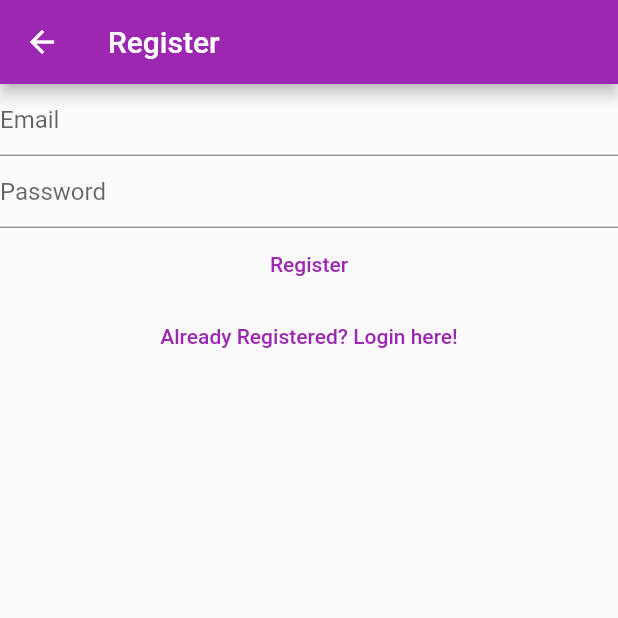
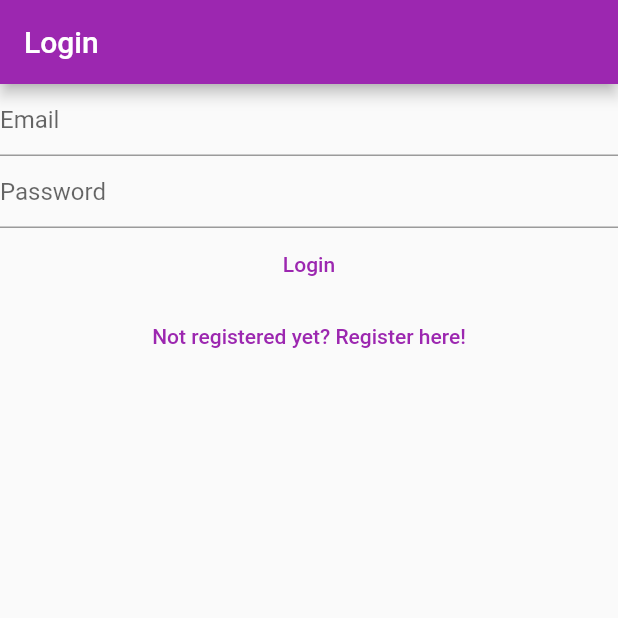
Before and after one commit to AagatGhimire/Ogma, a Flutter app: the RegisterView screen opened by its route, after a tap on "Already Registered? Login here!", on a phone screen of 412 x 824 dp, the top half of it. Run offline on Flutter 3.47's test engine with Material 2 defaults, Android fonts, the phone set to English and light mode, and no system bars; our stand-ins replace firebase_auth, firebase_core; accounts and stored records are empty; network calls fail.

Commit message:
Routes Cleaned

```diff
--- /dev/null
+++ b/lib/constants/routes.dart
@@ -0,0 +1,3 @@
+const loginRoute = '/login/';
+const registerRoute = '/register/';
+const notesRoute = '/notes/';
--- a/lib/view/login_view.dart
+++ b/lib/view/login_view.dart
@@ -1,6 +1,8 @@
 import 'package:firebase_auth/firebase_auth.dart';
 import 'package:flutter/material.dart';
 import 'dart:developer' as devtools show log;
+
+import 'package:ogma/constants/routes.dart';
 
 class LoginView extends StatefulWidget {
   const LoginView({super.key});
@@ -63,7 +65,7 @@ class _LoginViewState extends State<LoginView> {
                   password: password,
                 );
                 Navigator.of(context).pushNamedAndRemoveUntil(
-                  '/notes/',
+                  notesRoute,
                   (route) => false,
                 );
               } on FirebaseAuthException catch (e) {
@@ -79,7 +81,7 @@ class _LoginViewState extends State<LoginView> {
           TextButton(
               onPressed: () {
                 Navigator.of(context).pushNamedAndRemoveUntil(
-                  '/register/',
+                  registerRoute,
                   (route) => false,
                 );
               },
--- a/lib/view/register_view.dart
+++ b/lib/view/register_view.dart
@@ -1,6 +1,8 @@
 import 'package:firebase_auth/firebase_auth.dart';
 import 'package:flutter/material.dart';
 import 'dart:developer' as devtools show log;
+
+import 'package:ogma/constants/routes.dart';
 
 class RegisterView extends StatefulWidget {
   const RegisterView({super.key});
@@ -77,8 +79,10 @@ class _RegisterViewState extends State<RegisterView> {
           ),
           TextButton(
             onPressed: () {
-              Navigator.of(context)
-                  .pushNamedAndRemoveUntil('/login', (route) => false);
+              Navigator.of(context).pushNamedAndRemoveUntil(
+                loginRoute,
+                (route) => false,
+              );
             },
             child: const Text('Already Registered? Login here!'),
           )
```
Also changed, not shown: lib/main.dart (+5 -4 lines).
